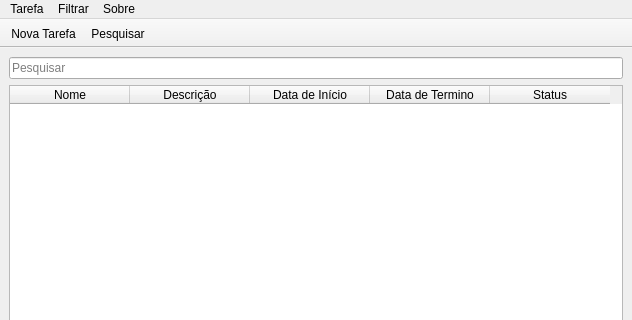
Before: the Qt Designer form mainwindow.ui in igorpadua/well-done, drawn with Qt 5; both pictures show x 0 to 632 and y 0 to 320 of the 632 by 602 pixel window.
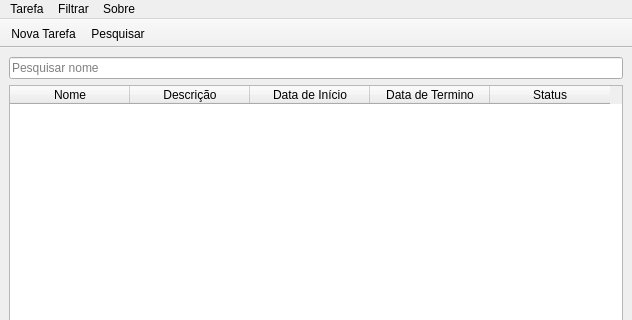
After: the same form once the commit is applied. Icons and pictures are not drawn.

Commit message: feat: pesquisar por uma tarefa

The edit to the form file:
```diff
--- a/mainwindow.ui
+++ b/mainwindow.ui
@@ -21,7 +21,7 @@
        <bool>true</bool>
       </property>
       <property name="placeholderText">
-       <string>Pesquisar</string>
+       <string>Pesquisar nome</string>
       </property>
      </widget>
     </item>
```
The commit also changes 2 other files.
